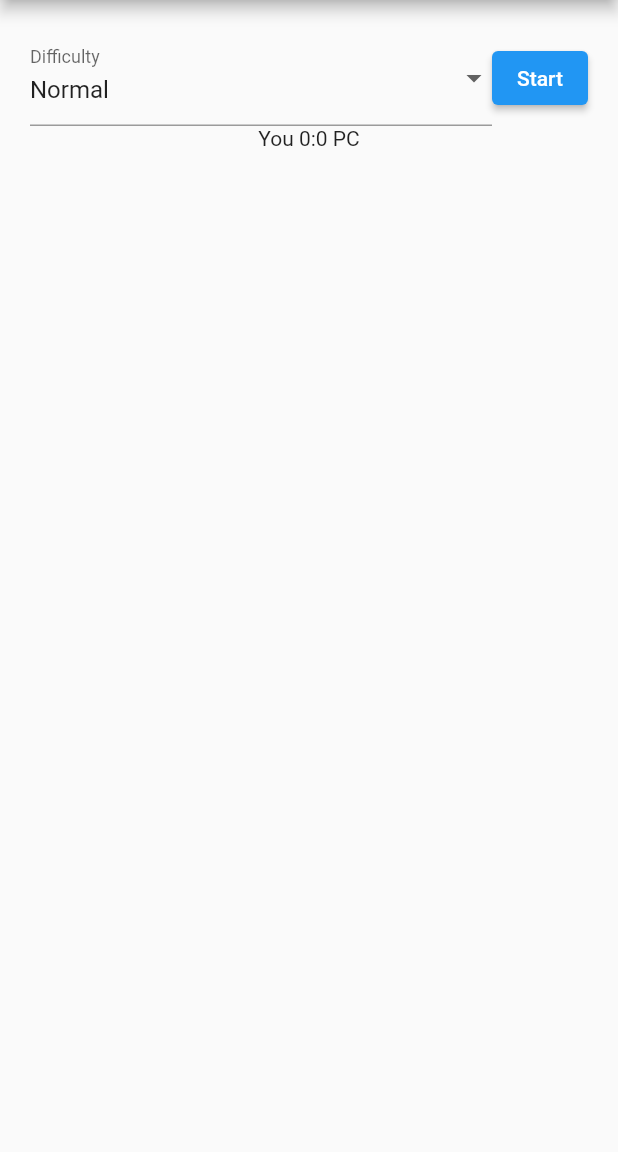
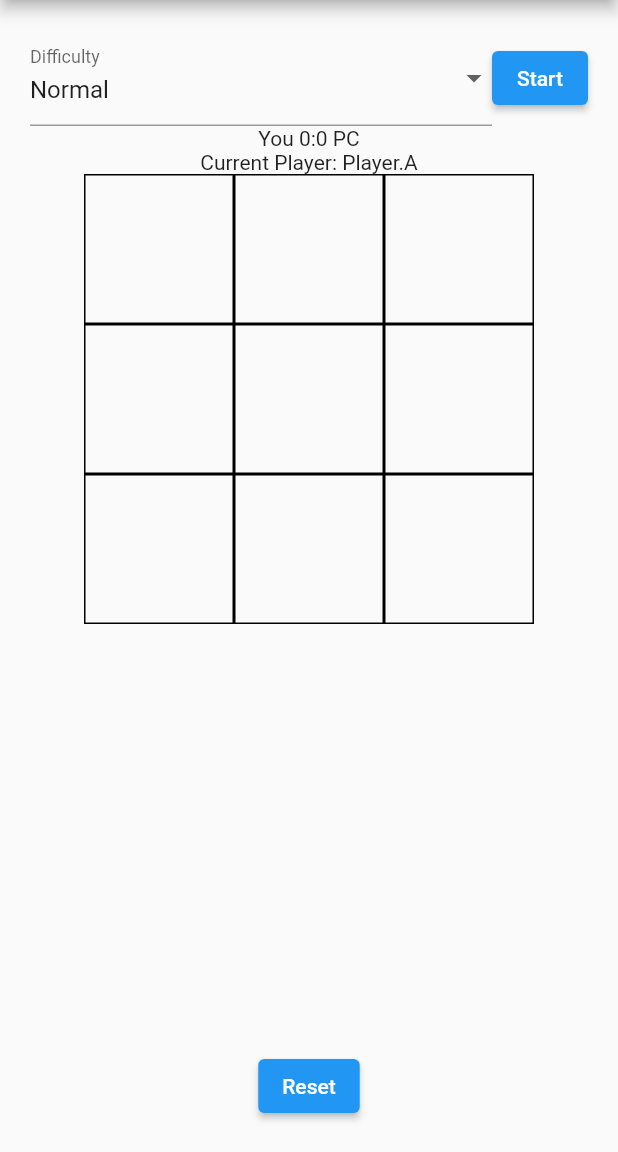
Before and after one commit to DanLen97/TicTacToe-Flutter, a Flutter app: the screen it shows after launch, on a phone screen of 412 x 824 dp, the part 84-1236 px from its top. Run offline on Flutter 3.47's test engine with Material 2 defaults, Android fonts, the phone set to English and light mode, and no system bars; our stand-ins replace flutter_svg.

Commit message:
Add gameboard

```diff
--- /dev/null
+++ b/lib/models/player.enum.model.dart
@@ -0,0 +1,3 @@
+enum Player {
+  A, B
+}
--- a/lib/screens/game/game.widget.dart
+++ b/lib/screens/game/game.widget.dart
@@ -1,6 +1,8 @@
+import 'package:flutter/material.dart';
 import 'package:flutter/widgets.dart';
 import 'package:flutter_svg/flutter_svg.dart';
 import 'package:tick_tac_toe_flutter/models/difficulty.enum.model.dart';
+import 'package:tick_tac_toe_flutter/models/player.enum.model.dart';
 import 'package:tick_tac_toe_flutter/screens/game/user-input.widget.dart';
 
 class GameWidget extends StatefulWidget {
@@ -10,22 +12,47 @@ class GameWidget extends StatefulWidget {
   _GameWidgetState createState() => _GameWidgetState();
 }
 
+
 class _GameWidgetState extends State<GameWidget> {
   Difficulty _difficulty = Difficulty.NORMAL;
-  bool isPlaying = false;
-  List<int> score = [0, 0];
-  List<String> game = ['', '', '', '', '', '', '', '', ''];
+  bool _isPlaying = false;
+  List<int> _score = [0, 0];
+  List<Player?> _gameboard = [null,null,null,null,null,null,null,null,null];
+  Player _currentPlayer = Player.A;
+
+
+  int? nextComputerMove(List<Player?> board) {
+    final idx = board.indexWhere((e) => e == null);
+    if (idx == -1) {
+      return null;
+    }
+    return idx;
+  }
+
+  void makeMove(int tileIdx) {
+    final board = [..._gameboard];
+    board[tileIdx] = Player.A;
+    final computerMove = this.nextComputerMove(board);
+    if (computerMove != null) {
+      board[computerMove] = Player.B;
+    }
+
+    setState(() {
+      _gameboard = board;
+      _currentPlayer = Player.A;
+    });
+  }
 
   @override
   Widget build(BuildContext context) {
     return Column(
       children: [
         UserInput(
-          isEnabled: !isPlaying,
+          isEnabled: !_isPlaying,
           difficulty: _difficulty,
           onStartedChange: (bool started) {
             setState(() {
-              isPlaying = started;
+              _isPlaying = started;
             });
           },
           onDifficultyChange: (Difficulty d) {
@@ -34,25 +61,74 @@ class _GameWidgetState extends State<GameWidget> {
             });
           },
         ),
-        Text('You ${score[0]}:${score[1]} PC'),
+        Text('You ${_score[0]}:${_score[1]} PC'),
+        Text('Current Player: $_currentPlayer'),
         Expanded(
             child: GameBoard(
-          game: game,
-        ))
+              onTileClick: makeMove,
+              gameboard: _gameboard
+        )),
+        ElevatedButton(onPressed: () {
+          setState(() {
+            _gameboard = [for (var i=0; i<9; i++) null];
+          });
+        }, child: const Text('Reset'))
       ],
     );
   }
 }
 
 class GameBoard extends StatelessWidget {
-  const GameBoard({Key? key, required this.game}) : super(key: key);
+  const GameBoard({Key? key, required this.gameboard, required this.onTileClick}) : super(key: key);
 
-  final List<String> game;
+  final List<Player?> gameboard;
+
+  final Function(int tileIdx) onTileClick;
+
+  Widget createTile(Player? tile, int idx) {
+    return InkWell(
+      onTap: tile == null ? () {
+        onTileClick(idx);
+      } : null,
+      child: Container(
+        decoration: BoxDecoration(
+          border: Border.all()
+        ),
+        constraints: BoxConstraints(
+          maxHeight: 100,
+          maxWidth: 100,
+          minHeight: 100,
+          minWidth: 100
+        ),
+
+        child: tile == Player.A ? SvgPicture.asset('assets/O.svg') : (tile == Player.B ? SvgPicture.asset('assets/X.svg') : null)
+      )
+    );
+  }
+
 
   @override
   Widget build(BuildContext context) {
     return Container(
-      child: Text(game.first),
+      child: Column(
+        children: [
+          Row(mainAxisAlignment: MainAxisAlignment.center, children: [
+            createTile(gameboard[0], 0),
+            createTile(gameboard[1], 1),
+            createTile(gameboard[2], 2),
+          ]),
+          Row(mainAxisAlignment: MainAxisAlignment.center, children: [
+            createTile(gameboard[3], 3),
+            createTile(gameboard[4], 4),
+            createTile(gameboard[5], 5),
+          ]),
+          Row(mainAxisAlignment: MainAxisAlignment.center, children: [
+            createTile(gameboard[6], 6),
+            createTile(gameboard[7], 7),
+            createTile(gameboard[8], 8),
+          ])
+        ],
+      )
     );
   }
 }
--- a/lib/screens/game/user-input.widget.dart
+++ b/lib/screens/game/user-input.widget.dart
@@ -50,7 +50,7 @@ class UserInput extends StatelessWidget {
               onPressed: () {
                 onStartedChange(true);
               },
-              child: const Text('Start'))
+              child: Text('Start'))
         ],
       ),
     ));
```
